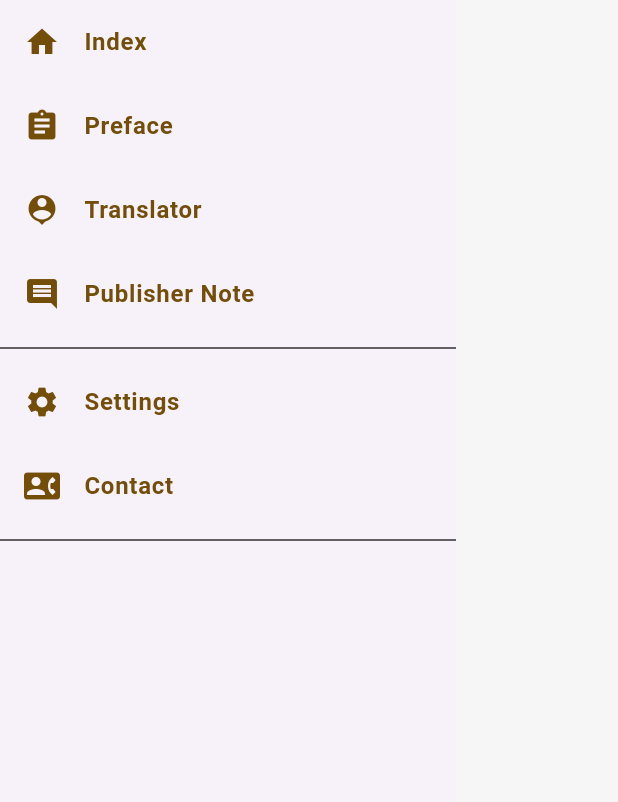
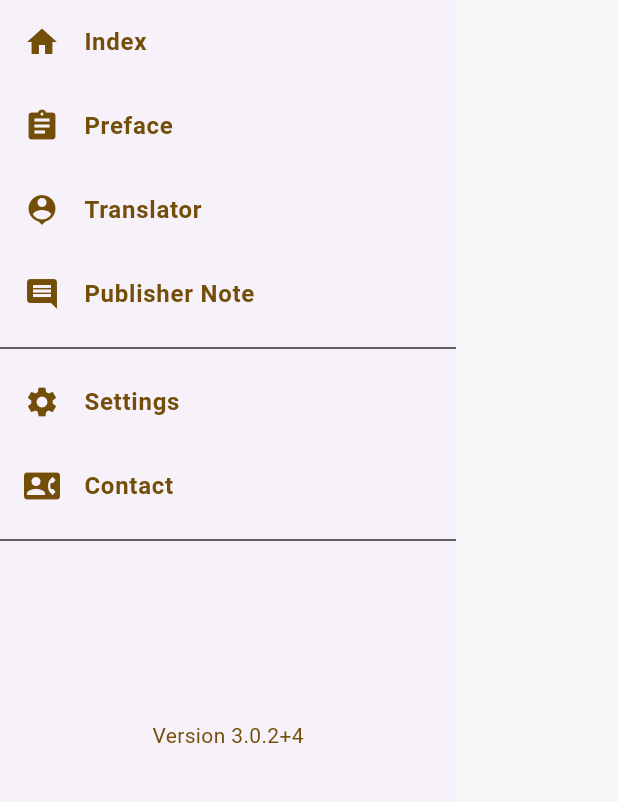
Before and after one commit to D4dx-Org/alquran_web, a Flutter app: the MyDrawer widget shown alone on an empty page, opened directly, on a phone screen of 412 x 824 dp, the part 336-1138 px from its top. Run offline on Flutter 3.47's test engine with Material 3 defaults, Android fonts, the phone set to English and light mode, and no system bars; our stand-ins replace flutter_widget_from_html, get, get_storage, numberpicker, scroll_to_index, share_plus and 1 more; accounts and stored records are empty.

Commit message:
🔢 Bump app version to 3.0.2+4

```diff
--- /dev/null
+++ b/lib/helpers/constants.dart
@@ -0,0 +1 @@
+const String appVersion = '3.0.2+4';
--- a/lib/widgets/drawer.dart
+++ b/lib/widgets/drawer.dart
@@ -1,6 +1,7 @@
 import 'package:flutter/material.dart';
 import 'package:get/get.dart';
 import 'package:alquran_malayalam/routes/routes.dart';
+import 'package:alquran_malayalam/helpers/constants.dart';
 
 class MyDrawer extends StatelessWidget {
   Color iconColor = const Color(0xFF734E09); // Color(0xFF303030);
@@ -110,6 +111,14 @@ class MyDrawer extends StatelessWidget {
                       ),
                 ],
               )),
+          Container(
+            padding: const EdgeInsets.all(10.0),
+            alignment: Alignment.center,
+            child: Text(
+              "Version $appVersion",
+              style: TextStyle(fontSize: 14, color: iconColor),
+            ),
+          )
         ]));
   }
 
--- a/pubspec.yaml
+++ b/pubspec.yaml
@@ -17,7 +17,7 @@ publish_to: "none" # Remove this line if you wish to publish to pub.dev
 # https://developer.apple.com/library/archive/documentation/General/Reference/InfoPlistKeyReference/Articles/CoreFoundationKeys.html
 # In Windows, build-name is used as the major, minor, and patch parts
 # of the product and file versions while build-number is used as the build suffix.
-version: 3.0.2+3
+version: 3.0.2+4
 
 environment:
   sdk: ">=3.2.0 <4.0.0"
```
